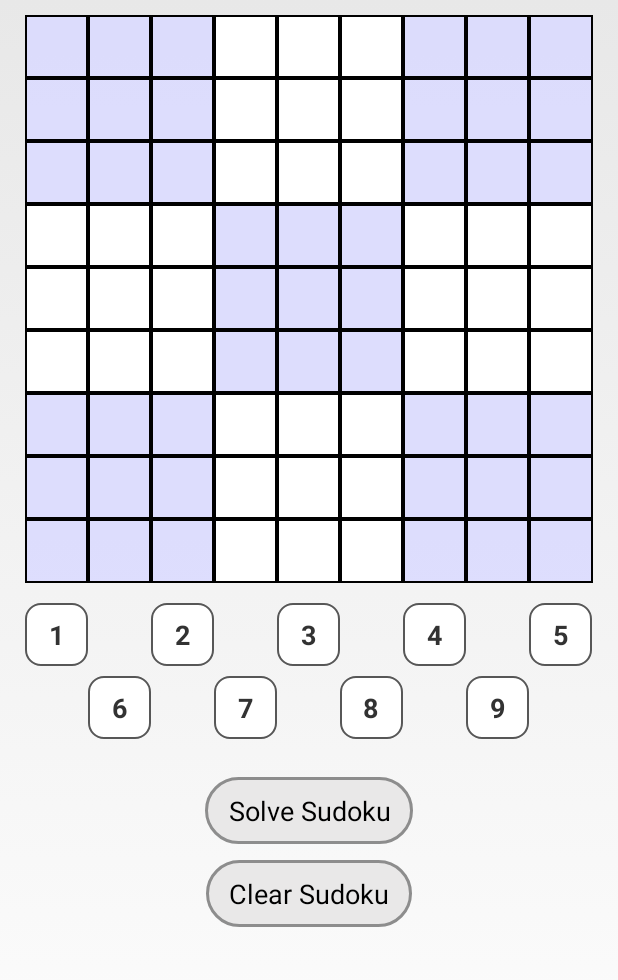
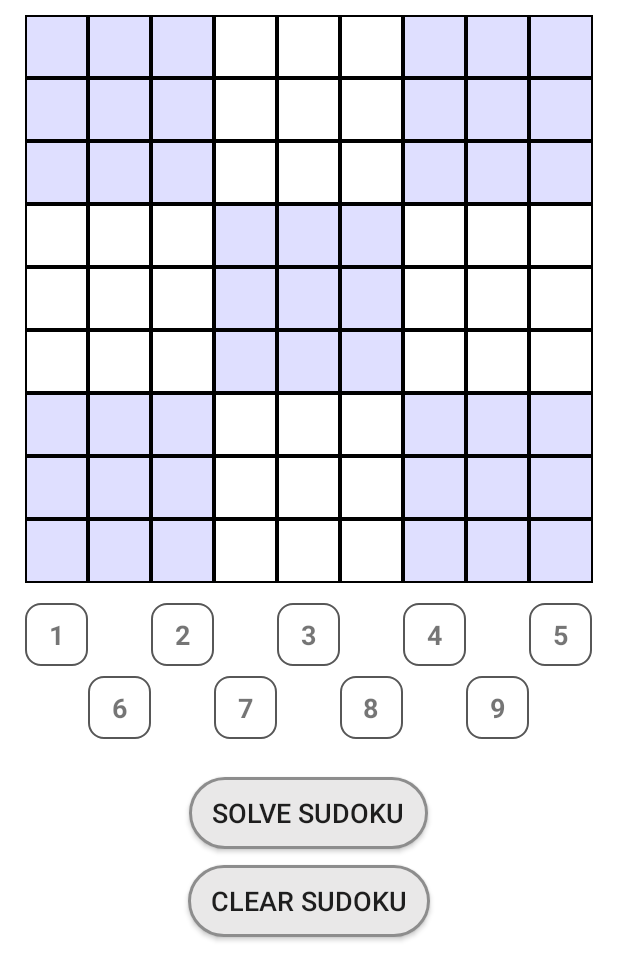
Before and after one commit to kashew-developers/PuzzleSolver, an Android app: the Sudoku screen opened directly, with no data from a screen before it, on a phone screen of 412 x 824 dp. Shown: the top 980 px of the screen. Run offline under Robolectric (Android 15) with nearby library versions, the phone set to English and light mode, and no system bars.

Commit message:
Change theme to Theme.MaterialComponents.Light.DarkActionBar

```diff
--- a/app/src/main/res/values/styles.xml
+++ b/app/src/main/res/values/styles.xml
@@ -1,8 +1,6 @@
 <resources>
 
-    <!-- Base application theme. -->
-    <style name="AppTheme" parent="@android:style/Theme.Light.NoTitleBar">
-        <!-- Customize your theme here. -->
+    <style name="AppTheme" parent="Theme.MaterialComponents.Light.DarkActionBar">
         <item name="colorPrimary">@color/colorPrimary</item>
         <item name="colorPrimaryDark">@color/colorPrimaryDark</item>
         <item name="colorAccent">@color/colorAccent</item>
```
